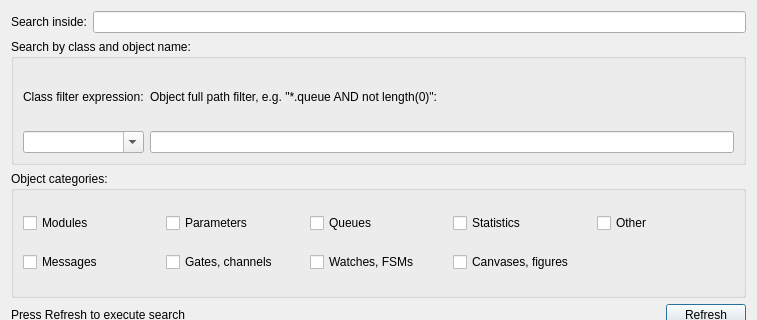
Qt form src/qtenv/findobjectsdialog.ui (omnetpp/omnetpp) before a commit; both pictures show x 0 to 757 and y 0 to 320 of the 757 by 497 pixel window.
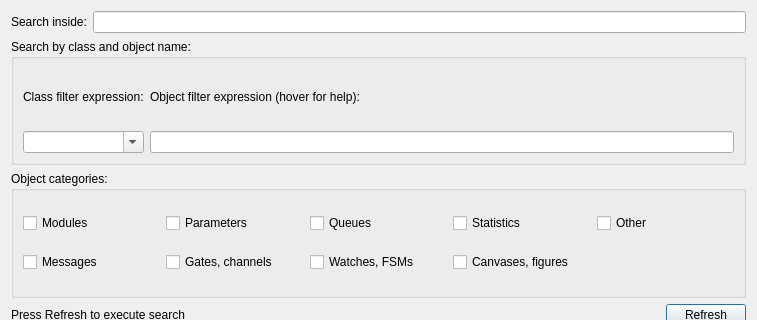
The same form after that commit.

Commit message: qtenv: Use the new filter expression syntax (=~) in dialogs

```diff
--- a/src/qtenv/findobjectsdialog.ui
+++ b/src/qtenv/findobjectsdialog.ui
@@ -47,7 +47,10 @@
       <item row="0" column="1">
        <widget class="QLabel" name="fullPathLabel">
         <property name="text">
-         <string>Object full path filter, e.g. &quot;*.queue AND not length(0)&quot;:</string>
+         <string>Object filter expression (hover for help):</string>
+        </property>
+        <property name="buddy">
+         <cstring>fullPathEdit</cstring>
         </property>
        </widget>
       </item>
```
Left out of the diff: 62 changed lines with no effect on the pictures. The commit also changes 2 other files.
